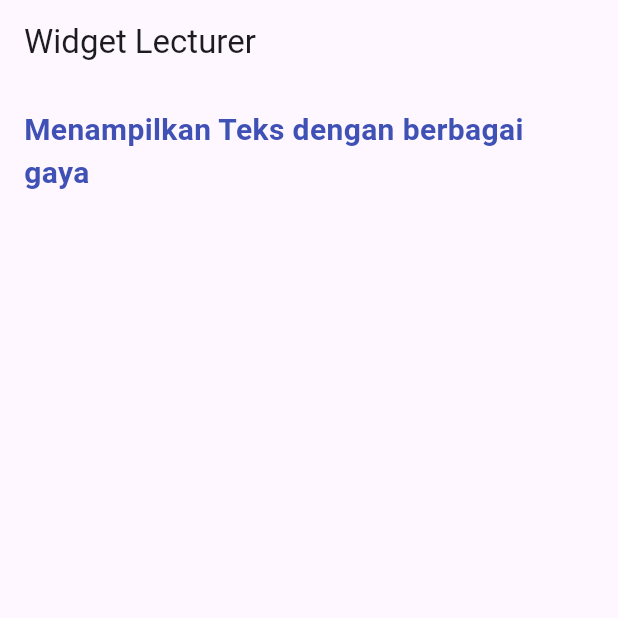
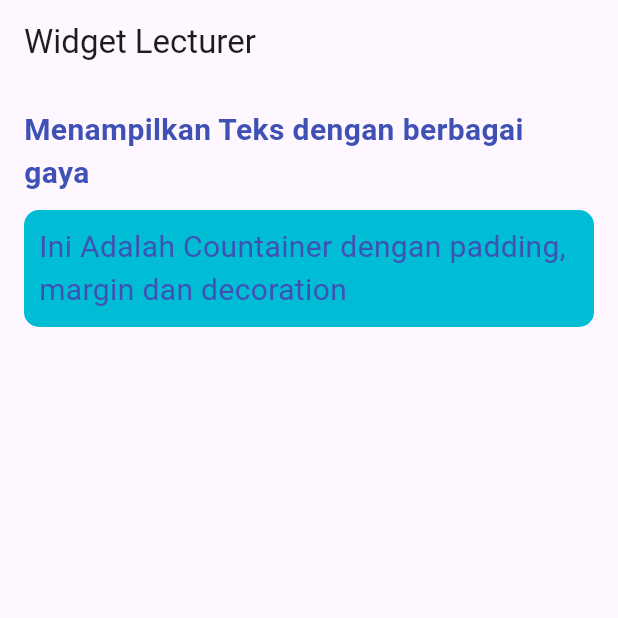
Before and after one commit to renaldiYogaRM/2211102441147-Renaldi_Yoga_Rendy_Menono-widget_lecturer, a Flutter app: the screen it shows after launch, on a phone screen of 412 x 824 dp, the top half of it. Run offline on Flutter 3.47's test engine with Material 3 defaults, Android fonts, the light colour scheme and no system bars.

Commit message:
menambahkan Container

```diff
--- a/lib/home_page.dart
+++ b/lib/home_page.dart
@@ -20,6 +20,18 @@ class HomePage extends StatelessWidget {
                 color: Colors.indigo,
               ),
             ),
+            Container(
+              padding: EdgeInsets.all(10),
+              margin: EdgeInsets.symmetric(vertical: 10),
+              decoration: BoxDecoration(
+                color: Colors.cyan,
+                borderRadius: BorderRadius.circular(10),
+              ),
+              child: Text(
+                'Ini Adalah Countainer dengan padding, margin dan decoration',
+                style: TextStyle(color: Colors.indigo, fontSize: 20),
+              ),
+            ),
           ],
         ),
       ),
```
